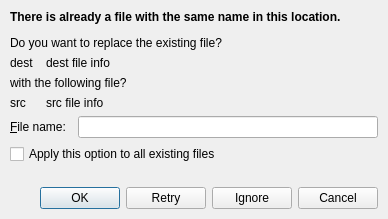
Above: libfm-qt/rename-dialog.ui from lxqt/pcmanfm-qt before the change. Below: the same form after it.
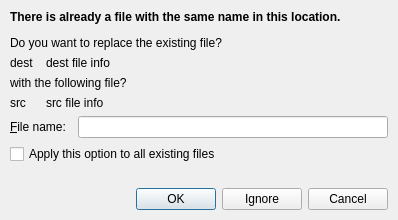
That is the form after the change.

Commit message: Correctly handle file rename/overwrite during file operations.

Patch:
```diff
--- a/libfm-qt/rename-dialog.ui
+++ b/libfm-qt/rename-dialog.ui
@@ -6,8 +6,8 @@
    <rect>
     <x>0</x>
     <y>0</y>
-    <width>388</width>
-    <height>219</height>
+    <width>398</width>
+    <height>220</height>
    </rect>
   </property>
   <property name="windowTitle">
@@ -160,7 +160,7 @@
       <enum>Qt::Horizontal</enum>
      </property>
      <property name="standardButtons">
-      <set>QDialogButtonBox::Cancel|QDialogButtonBox::Ignore|QDialogButtonBox::Ok|QDialogButtonBox::Retry</set>
+      <set>QDialogButtonBox::Cancel|QDialogButtonBox::Ignore|QDialogButtonBox::Ok</set>
      </property>
     </widget>
    </item>
```
Left out of the diff: 2 changed lines with no effect on the pictures. The commit also changes 4 other files.
